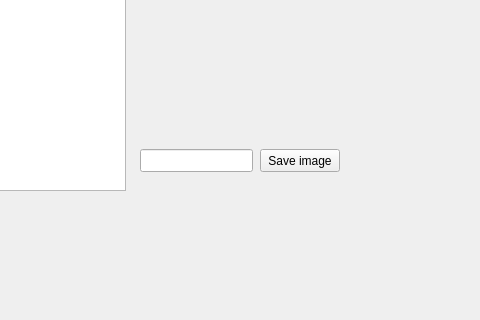
pali08/zanikle_obce_cz, file gui_map_drawer.ui: the form before one commit; both pictures show x 450 to 930 and y 378 to 698 of the 1059 by 911 pixel window.
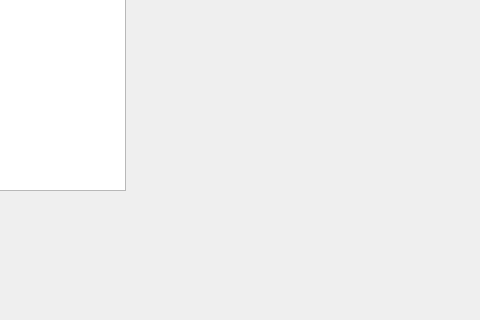
The form after the commit.

Commit message: When click on draw map save map in html format with markers with names and save png image with markers. draw png in window. Image and html page is saved as map.html, map.png, so no need to pick path

```diff
--- a/gui_map_drawer.ui
+++ b/gui_map_drawer.ui
@@ -101,29 +101,6 @@
      </sizepolicy>
     </property>
    </widget>
-   <widget class="QPushButton" name="pushButtonSetPath">
-    <property name="geometry">
-     <rect>
-      <x>710</x>
-      <y>510</y>
-      <width>80</width>
-      <height>23</height>
-     </rect>
-    </property>
-    <property name="text">
-     <string>Save image</string>
-    </property>
-   </widget>
-   <widget class="QLineEdit" name="lineEdit_save_image">
-    <property name="geometry">
-     <rect>
-      <x>590</x>
-      <y>510</y>
-      <width>113</width>
-      <height>23</height>
-     </rect>
-    </property>
-   </widget>
   </widget>
   <widget class="QMenuBar" name="menubar">
    <property name="geometry">
```
The commit also changes 2 other files.
